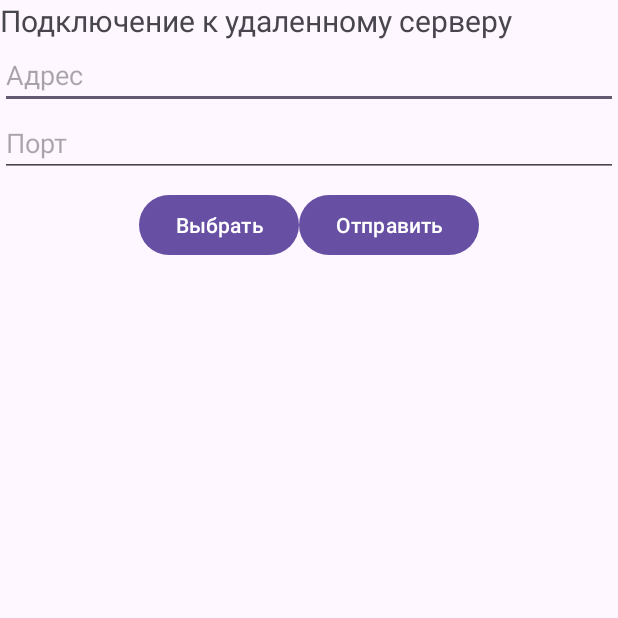
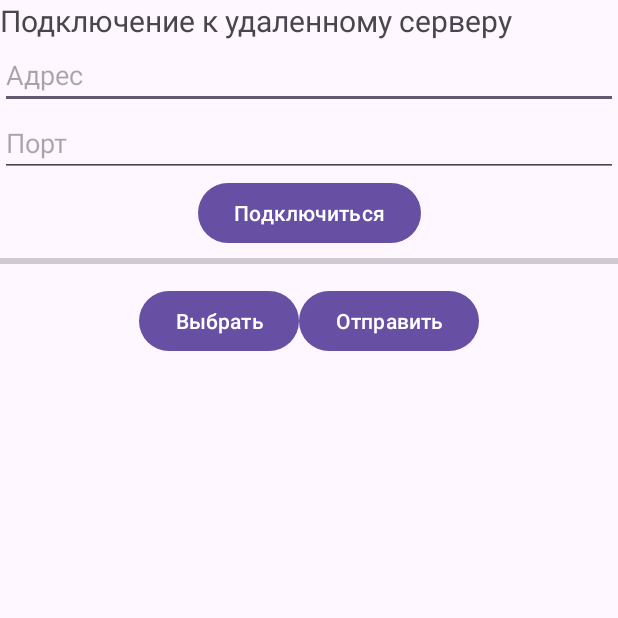
Before and after one commit to IvanVito/Android, an Android app: the screen it shows after launch (MainActivity), on a phone screen of 412 x 824 dp, the top half of it. Run offline under Robolectric (Android 15) with nearby library versions, the phone set to English and light mode, and no system bars.

Commit message:
Добавил UI элементы

```diff
--- a/app/src/main/java/com/example/homesaver/MainActivity.java
+++ b/app/src/main/java/com/example/homesaver/MainActivity.java
@@ -1,12 +1,82 @@
 package com.example.homesaver;
 
+import android.net.Uri;
 import android.os.Bundle;
+import android.os.Handler;
+import android.os.Looper;
+import android.widget.ProgressBar;
+
+import androidx.activity.result.ActivityResultLauncher;
+import androidx.activity.result.contract.ActivityResultContracts;
 import androidx.appcompat.app.AppCompatActivity;
 
+import com.example.homesaver.databinding.ActivityMainBinding;
+
 public class MainActivity extends AppCompatActivity {
+
+    private ActivityMainBinding binding;
+    private Uri selectedFileUri;
+    private Handler mainHandler;
+    private Thread sendingThread;
+
     @Override
     protected void onCreate(Bundle savedInstanceState) {
         super.onCreate(savedInstanceState);
-        setContentView(R.layout.activity_main);
+        binding = ActivityMainBinding.inflate(getLayoutInflater());
+        setContentView(binding.getRoot());
+
+        mainHandler = new Handler(Looper.getMainLooper());
+        ActivityResultLauncher<String[]> openDocumentLauncher =
+                registerForActivityResult(new ActivityResultContracts.OpenDocument(), uri ->
+                {
+                    if(uri != null)
+                    {
+                        selectedFileUri = uri;
+                    }
+                });
+
+        binding.pickFile.setOnClickListener(v -> {
+            openDocumentLauncher.launch(new String[]{"*/*"});
+        });
+
+        binding.sendFile.setOnClickListener(v-> {
+            if(selectedFileUri != null)
+            {
+                binding.sendBar.setVisibility(ProgressBar.VISIBLE);
+                sendFile();
+                simulateFileSending();
+            }
+        });
+    }
+    private void simulateFileSending() {
+        if (sendingThread != null && sendingThread.isAlive())
+            sendingThread.interrupt();
+
+        sendingThread = new Thread(() -> {
+            try {
+                for (int i = 0; i <= 100; i += 10) {
+                    final int progress = i;
+                    mainHandler.post(() -> binding.sendBar.setProgress(progress));
+
+                    Thread.sleep(200); // имитация работы
+                }
+            } catch (InterruptedException e) {
+                mainHandler.post(() -> binding.sendBar.setProgress(0));
+            }
+        });
+        sendingThread.start();
+    }
+
+    @Override
+    protected void onDestroy() {
+        super.onDestroy();
+        if (sendingThread != null && sendingThread.isAlive()) sendingThread.interrupt();
+        if (mainHandler != null) mainHandler.removeCallbacksAndMessages(null);
+        binding = null;
+    }
+
+    public void sendFile()
+    {
+        selectedFileUri = null;
     }
 }
--- a/app/src/main/res/layout/activity_main.xml
+++ b/app/src/main/res/layout/activity_main.xml
@@ -34,6 +34,27 @@
         app:layout_constraintStart_toStartOf="parent"
         app:layout_constraintEnd_toEndOf="parent"/>
 
+    <Button
+        android:id="@+id/connectToAddress"
+        android:layout_width="wrap_content"
+        android:layout_height="wrap_content"
+        android:text="@string/connect_to_address"
+        app:layout_constraintTop_toBottomOf="@id/port"
+        app:layout_constraintStart_toStartOf="parent"
+        app:layout_constraintEnd_toEndOf="parent"/>
+
+    <ProgressBar
+        android:id="@+id/sendBar"
+        android:layout_width="0dp"
+        android:layout_height="wrap_content"
+        android:progress="0"
+        android:max="100"
+        android:visibility="visible"
+        style="?android:attr/progressBarStyleHorizontal"
+        app:layout_constraintTop_toBottomOf="@id/connectToAddress"
+        app:layout_constraintStart_toStartOf="parent"
+        app:layout_constraintEnd_toEndOf="parent" />
+
     <LinearLayout
         android:id="@+id/buttons"
         android:layout_width="0dp"
@@ -41,7 +62,7 @@
         android:orientation="horizontal"
         android:layout_marginTop="8dp"
         android:gravity="center"
-        app:layout_constraintTop_toBottomOf="@id/port"
+        app:layout_constraintTop_toBottomOf="@id/sendBar"
         app:layout_constraintStart_toStartOf="parent"
         app:layout_constraintEnd_toEndOf="parent">
 
@@ -59,5 +80,4 @@
 
     </LinearLayout>
 
-
 </androidx.constraintlayout.widget.ConstraintLayout>
--- a/app/src/main/res/values/strings.xml
+++ b/app/src/main/res/values/strings.xml
@@ -5,4 +5,5 @@
     <string name="port">Порт</string>
     <string name="pick_file">Выбрать</string>
     <string name="send_file">Отправить</string>
+    <string name="connect_to_address">Подключиться</string>
 </resources>
```
